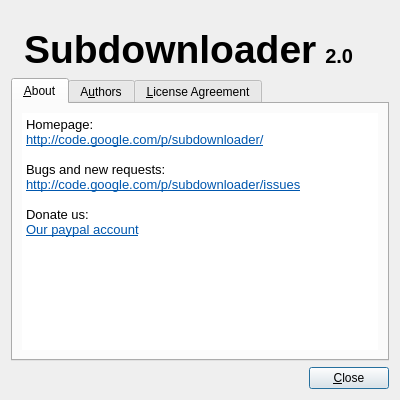
Before: the Qt Designer form gui/about.ui in subdownloader/subdownloader, drawn with Qt 5.
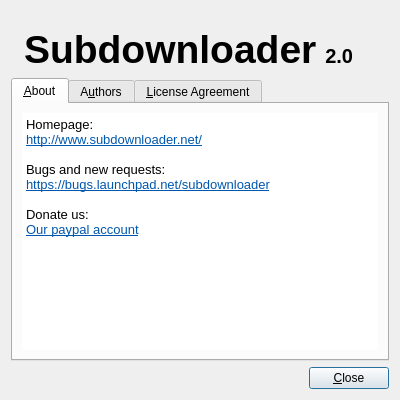
After: the same form once the commit is applied. The open tabs and pages were chosen to show the change. Icons and pictures are not drawn.

Commit message: added py2exe installer for windows and NSIS generator file(need to clean)

The edit to the form file:
```diff
--- a/gui/about.ui
+++ b/gui/about.ui
@@ -159,10 +159,10 @@
 p, li { white-space: pre-wrap; }
 &lt;/style>&lt;/head>&lt;body style=" font-family:'DejaVu Sans'; font-size:10pt; font-weight:400; font-style:normal;">
 &lt;p style=" margin-top:0px; margin-bottom:0px; margin-left:0px; margin-right:0px; -qt-block-indent:0; text-indent:0px;">Homepage:&lt;/p>
-&lt;p style=" margin-top:0px; margin-bottom:0px; margin-left:0px; margin-right:0px; -qt-block-indent:0; text-indent:0px;">&lt;a href="http://code.google.com/p/subdownloader/">&lt;span style=" text-decoration: underline; color:#0057ae;">http://code.google.com/p/subdownloader/&lt;/span>&lt;/a>&lt;/p>
+&lt;p style=" margin-top:0px; margin-bottom:0px; margin-left:0px; margin-right:0px; -qt-block-indent:0; text-indent:0px;">&lt;a href="http://www.subdownloader.net/">&lt;span style=" text-decoration: underline; color:#0057ae;">http://www.subdownloader.net/&lt;/span>&lt;/a>&lt;/p>
 &lt;p style="-qt-paragraph-type:empty; margin-top:0px; margin-bottom:0px; margin-left:0px; margin-right:0px; -qt-block-indent:0; text-indent:0px; text-decoration: underline; color:#0057ae;">&lt;/p>
 &lt;p style=" margin-top:0px; margin-bottom:0px; margin-left:0px; margin-right:0px; -qt-block-indent:0; text-indent:0px; text-decoration: underline;">&lt;span style=" text-decoration:none;">Bugs and new requests:&lt;/span>&lt;/p>
-&lt;p style=" margin-top:0px; margin-bottom:0px; margin-left:0px; margin-right:0px; -qt-block-indent:0; text-indent:0px;">&lt;a href="http://code.google.com/p/subdownloader/issues">&lt;span style=" text-decoration: underline; color:#0057ae;">http://code.google.com/p/subdownloader/issues&lt;/span>&lt;/a>&lt;/p>
+&lt;p style=" margin-top:0px; margin-bottom:0px; margin-left:0px; margin-right:0px; -qt-block-indent:0; text-indent:0px;">&lt;a href="https://bugs.launchpad.net/subdownloader">&lt;span style=" text-decoration: underline; color:#0057ae;">https://bugs.launchpad.net/subdownloader&lt;/span>&lt;/a>&lt;/p>
 &lt;p style="-qt-paragraph-type:empty; margin-top:0px; margin-bottom:0px; margin-left:0px; margin-right:0px; -qt-block-indent:0; text-indent:0px; text-decoration: underline; color:#0057ae;">&lt;/p>
 &lt;p style=" margin-top:0px; margin-bottom:0px; margin-left:0px; margin-right:0px; -qt-block-indent:0; text-indent:0px; text-decoration: underline;">&lt;span style=" text-decoration:none;">Donate us:&lt;/span>&lt;/p>
 &lt;p style=" margin-top:0px; margin-bottom:0px; margin-left:0px; margin-right:0px; -qt-block-indent:0; text-indent:0px;">&lt;a href="https://www.paypal.com/cgi-bin/webscr?cmd=_donations&amp;business=donations%40subdownloader%2enet&amp;no_shipping=0&amp;no_note=1&amp;tax=0&amp;currency_code=EUR&amp;lc=PT&amp;bn=PP%2dDonationsBF&amp;charset=UTF%2d8">&lt;span style=" text-decoration: underline; color:#0057ae;">Our paypal account&lt;/span>&lt;/a>&lt;/p>&lt;/body>&lt;/html></string>
```
Left out of the diff: 2 changed lines with no effect on the pictures. The commit also changes 6 other files.
